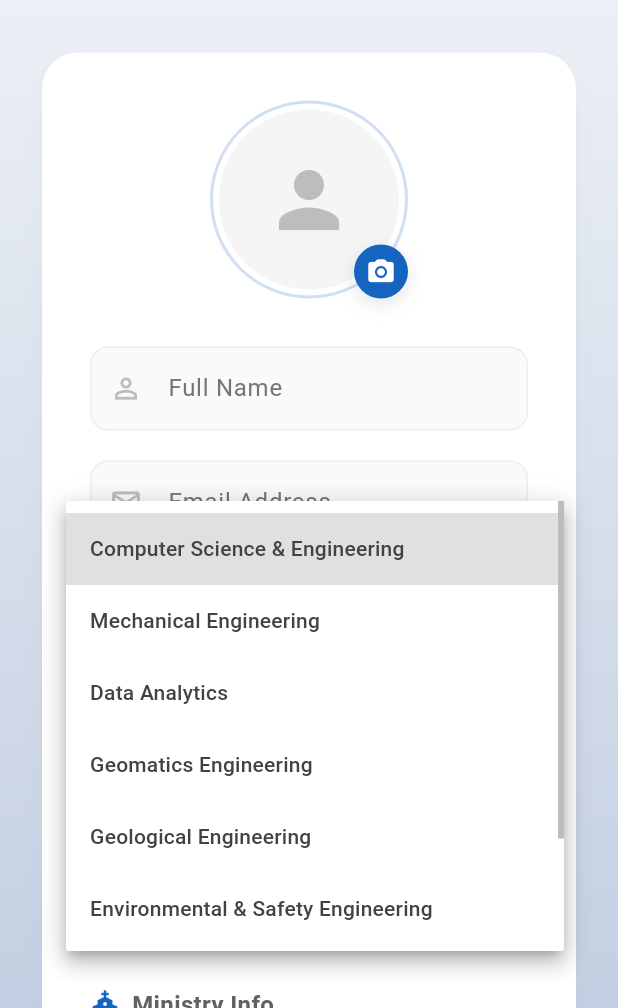
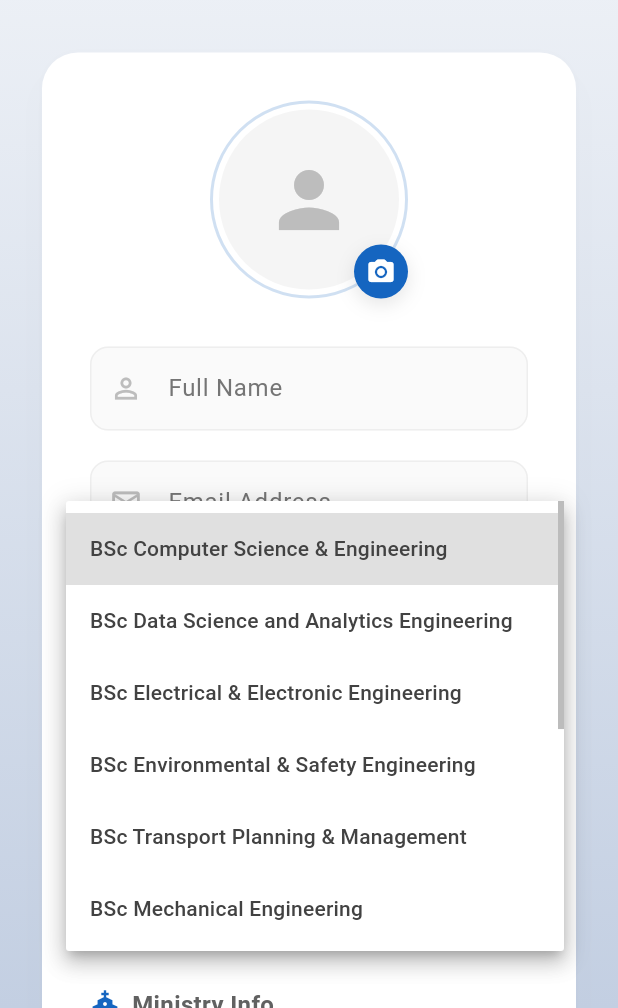
Before and after one commit to AddEmma/umat_oapp2, a Flutter app: the RegisterScreen screen opened by its route, after a tap on "Department", on a phone screen of 412 x 824 dp, the part 228-1236 px from its top. Run offline on Flutter 3.47's test engine with Material 3 defaults, Android fonts, the light colour scheme and no system bars; our stand-ins replace cloud_firestore, firebase_auth, firebase_core, firebase_messaging, firebase_storage, image_picker and 1 more; accounts and stored records are empty; statements that could not run were skipped.

Commit message:
added department lists

```diff
--- a/lib/screens/auth/register_screen.dart
+++ b/lib/screens/auth/register_screen.dart
@@ -39,18 +39,23 @@ class _RegisterScreenState extends State<RegisterScreen> {
     '2nd Year',
     '3rd Year',
     '4th Year',
-    'Graduate',
+    'Alumni',
   ];
 
   final List<String> _departments = [
-    'Computer Science & Engineering',
-    'Mechanical Engineering',
-    'Data Analytics',
-    'Geomatics Engineering',
-    'Geological Engineering',
-    'Environmental & Safety Engineering',
-    'Mathematics',
-    'Other',
+    'BSc Computer Science & Engineering',
+    'BSc Data Science and Analytics Engineering',
+    'BSc Electrical & Electronic Engineering',
+    'BSc Environmental & Safety Engineering',
+    'BSc Transport Planning & Management',
+    'BSc Mechanical Engineering',
+    'BSc Civil Engineering',
+    'BSc Geomatics Engineering',
+    'BSc Geological Engineering',
+    'BSc Mathematics',
+    'Diploma in Plant & Maintenance',
+    'Diploma in Electrical & Electronic Engineering'
+        'Other',
   ];
 
   // Use the same gradient as Login for consistency
```
